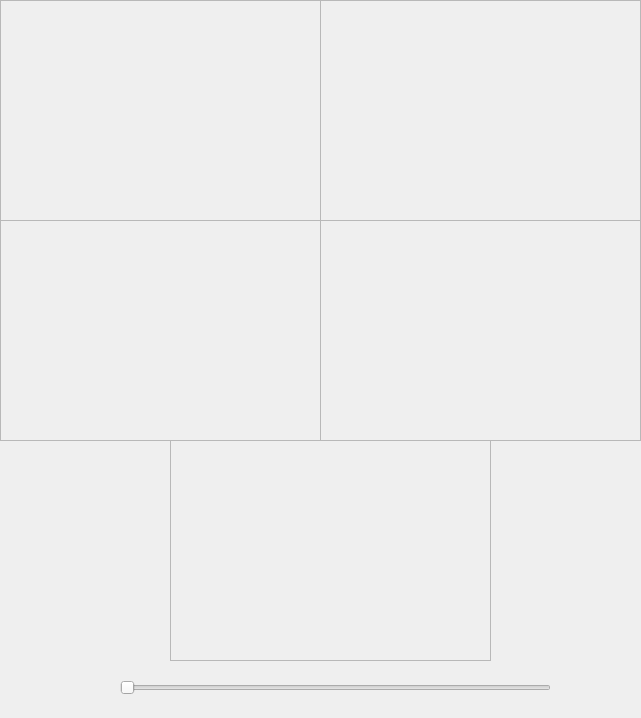
Fantasm4no/VisionxComputador, file filterswindow.ui: the form before one commit.
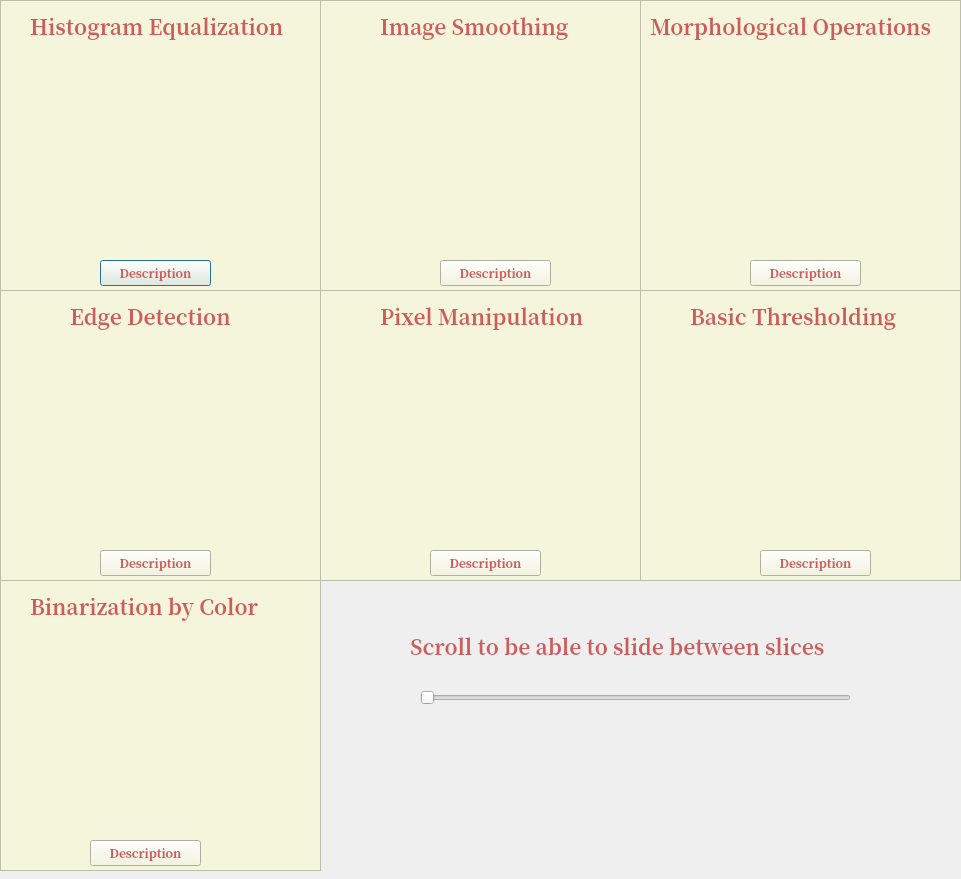
The form after the commit.

Diff of the .ui file:
```diff
--- a/filterswindow.ui
+++ b/filterswindow.ui
@@ -6,8 +6,8 @@
    <rect>
     <x>0</x>
     <y>0</y>
-    <width>641</width>
-    <height>718</height>
+    <width>961</width>
+    <height>879</height>
    </rect>
   </property>
   <property name="windowTitle">
@@ -19,9 +19,12 @@
      <x>0</x>
      <y>0</y>
      <width>321</width>
-     <height>221</height>
+     <height>291</height>
     </rect>
    </property>
+   <property name="styleSheet">
+    <string notr="true">background-color: rgb(245, 245, 220);</string>
+   </property>
    <property name="frameShape">
     <enum>QFrame::Shape::StyledPanel</enum>
    </property>
@@ -31,45 +34,67 @@
    <widget class="QLabel" name="imageLabelEH">
     <property name="geometry">
      <rect>
-      <x>70</x>
-      <y>10</y>
-      <width>201</width>
-      <height>201</height>
-     </rect>
-    </property>
-    <property name="text">
-     <string/>
-    </property>
-   </widget>
-  </widget>
-  <widget class="QFrame" name="DetBor">
-   <property name="geometry">
-    <rect>
-     <x>0</x>
-     <y>220</y>
-     <width>321</width>
-     <height>221</height>
-    </rect>
-   </property>
-   <property name="frameShape">
-    <enum>QFrame::Shape::StyledPanel</enum>
-   </property>
-   <property name="frameShadow">
-    <enum>QFrame::Shadow::Raised</enum>
-   </property>
-   <widget class="QLabel" name="imageLabelDB">
-    <property name="geometry">
-     <rect>
       <x>60</x>
-      <y>10</y>
+      <y>50</y>
       <width>201</width>
       <height>201</height>
      </rect>
     </property>
+    <property name="styleSheet">
+     <string notr="true"/>
+    </property>
     <property name="text">
      <string/>
     </property>
    </widget>
+   <widget class="QPushButton" name="DescHE">
+    <property name="geometry">
+     <rect>
+      <x>100</x>
+      <y>260</y>
+      <width>111</width>
+      <height>26</height>
+     </rect>
+    </property>
+    <property name="font">
+     <font>
+      <family>Noto Serif CJK JP</family>
+      <bold>true</bold>
+     </font>
+    </property>
+    <property name="styleSheet">
+     <string notr="true">color: rgb(205, 92, 92);</string>
+    </property>
+    <property name="text">
+     <string>Description</string>
+    </property>
+   </widget>
+   <widget class="QLabel" name="label">
+    <property name="geometry">
+     <rect>
+      <x>30</x>
+      <y>10</y>
+      <width>271</width>
+      <height>31</height>
+     </rect>
+    </property>
+    <property name="font">
+     <font>
+      <family>Noto Serif CJK JP</family>
+      <pointsize>16</pointsize>
+      <bold>true</bold>
+     </font>
+    </property>
+    <property name="layoutDirection">
+     <enum>Qt::LayoutDirection::RightToLeft</enum>
+    </property>
+    <property name="styleSheet">
+     <string notr="true">color: rgb(205, 92, 92);</string>
+    </property>
+    <property name="text">
+     <string>Histogram Equalization</string>
+    </property>
+   </widget>
   </widget>
   <widget class="QFrame" name="SuavImg">
    <property name="geometry">
@@ -77,9 +102,12 @@
      <x>320</x>
      <y>0</y>
      <width>321</width>
-     <height>221</height>
+     <height>291</height>
     </rect>
    </property>
+   <property name="styleSheet">
+    <string notr="true">background-color: rgb(245, 245, 220);</string>
+   </property>
    <property name="frameShape">
     <enum>QFrame::Shape::StyledPanel</enum>
    </property>
@@ -90,7 +118,7 @@
     <property name="geometry">
      <rect>
       <x>60</x>
-      <y>10</y>
+      <y>50</y>
       <width>201</width>
       <height>201</height>
      </rect>
@@ -99,16 +127,67 @@
      <string/>
     </property>
    </widget>
+   <widget class="QLabel" name="label_2">
+    <property name="geometry">
+     <rect>
+      <x>60</x>
+      <y>10</y>
+      <width>211</width>
+      <height>31</height>
+     </rect>
+    </property>
+    <property name="font">
+     <font>
+      <family>Noto Serif CJK JP</family>
+      <pointsize>16</pointsize>
+      <bold>true</bold>
+     </font>
+    </property>
+    <property name="layoutDirection">
+     <enum>Qt::LayoutDirection::RightToLeft</enum>
+    </property>
+    <property name="styleSheet">
+     <string notr="true">color: rgb(205, 92, 92);</string>
+    </property>
+    <property name="text">
+     <string>Image Smoothing</string>
+    </property>
+   </widget>
+   <widget class="QPushButton" name="DescIS">
+    <property name="geometry">
+     <rect>
+      <x>120</x>
+      <y>260</y>
+      <width>111</width>
+      <height>26</height>
+     </rect>
+    </property>
+    <property name="font">
+     <font>
+      <family>Noto Serif CJK JP</family>
+      <bold>true</bold>
+     </font>
+    </property>
+    <property name="styleSheet">
+     <string notr="true">color: rgb(205, 92, 92);</string>
+    </property>
+    <property name="text">
+     <string>Description</string>
+    </property>
+   </widget>
   </widget>
   <widget class="QFrame" name="ManPix">
    <property name="geometry">
     <rect>
      <x>320</x>
-     <y>220</y>
+     <y>290</y>
      <width>321</width>
-     <height>221</height>
+     <height>291</height>
     </rect>
    </property>
+   <property name="styleSheet">
+    <string notr="true">background-color: rgb(245, 245, 220);</string>
+   </property>
    <property name="frameShape">
     <enum>QFrame::Shape::StyledPanel</enum>
    </property>
@@ -119,7 +198,7 @@
     <property name="geometry">
      <rect>
       <x>60</x>
-      <y>10</y>
+      <y>50</y>
       <width>201</width>
       <height>201</height>
      </rect>
@@ -128,16 +207,67 @@
      <string/>
     </property>
    </widget>
+   <widget class="QLabel" name="label_5">
+    <property name="geometry">
+     <rect>
+      <x>60</x>
+      <y>10</y>
+      <width>221</width>
+      <height>31</height>
+     </rect>
+    </property>
+    <property name="font">
+     <font>
+      <family>Noto Serif CJK JP</family>
+      <pointsize>16</pointsize>
+      <bold>true</bold>
+     </font>
+    </property>
+    <property name="layoutDirection">
+     <enum>Qt::LayoutDirection::RightToLeft</enum>
+    </property>
+    <property name="styleSheet">
+     <string notr="true">color: rgb(205, 92, 92);</string>
+    </property>
+    <property name="text">
+     <string>Pixel Manipulation</string>
+    </property>
+   </widget>
+   <widget class="QPushButton" name="DescPM">
+    <property name="geometry">
+     <rect>
+      <x>110</x>
+      <y>260</y>
+      <width>111</width>
+      <height>26</height>
+     </rect>
+    </property>
+    <property name="font">
+     <font>
+      <family>Noto Serif CJK JP</family>
+      <bold>true</bold>
+     </font>
+    </property>
+    <property name="styleSheet">
+     <string notr="true">color: rgb(205, 92, 92);</string>
+    </property>
+    <property name="text">
+     <string>Description</string>
+    </property>
+   </widget>
   </widget>
   <widget class="QFrame" name="OperMorf">
    <property name="geometry">
     <rect>
-     <x>170</x>
-     <y>440</y>
+     <x>640</x>
+     <y>0</y>
      <width>321</width>
-     <height>221</height>
+     <height>291</height>
     </rect>
    </property>
+   <property name="styleSheet">
+    <string notr="true">background-color: rgb(245, 245, 220);</string>
+   </property>
    <property name="frameShape">
     <enum>QFrame::Shape::StyledPanel</enum>
    </property>
@@ -147,8 +277,8 @@
    <widget class="QLabel" name="imageLabelOM">
     <property name="geometry">
      <rect>
-      <x>60</x>
-      <y>10</y>
+      <x>50</x>
+      <y>50</y>
       <width>201</width>
       <height>201</height>
      </rect>
@@ -157,12 +287,60 @@
      <string/>
     </property>
    </widget>
+   <widget class="QLabel" name="label_3">
+    <property name="geometry">
+     <rect>
+      <x>10</x>
+      <y>10</y>
+      <width>301</width>
+      <height>31</height>
+     </rect>
+    </property>
+    <property name="font">
+     <font>
+      <family>Noto Serif CJK JP</family>
+      <pointsize>16</pointsize>
+      <bold>true</bold>
+     </font>
+    </property>
+    <property name="layoutDirection">
+     <enum>Qt::LayoutDirection::RightToLeft</enum>
+    </property>
+    <property name="styleSheet">
+     <string notr="true">color: rgb(205, 92, 92);</string>
+    </property>
+    <property name="text">
+     <string>Morphological Operations</string>
+    </property>
+   </widget>
+   <widget class="QPushButton" name="DescMO">
+    <property name="geometry">
+     <rect>
+      <x>110</x>
+      <y>260</y>
+      <width>111</width>
+      <height>26</height>
+     </rect>
+    </property>
+    <property name="font">
+     <font>
+      <family>Noto Serif CJK JP</family>
+      <bold>true</bold>
+     </font>
+    </property>
+    <property name="styleSheet">
+     <string notr="true">color: rgb(205, 92, 92);</string>
+    </property>
+    <property name="text">
+     <string>Description</string>
+    </property>
+   </widget>
   </widget>
   <widget class="QSlider" name="sliceSlider">
    <property name="geometry">
     <rect>
-     <x>120</x>
-     <y>680</y>
+     <x>420</x>
+     <y>690</y>
      <width>431</width>
      <height>16</height>
     </rect>
@@ -171,6 +349,288 @@
     <enum>Qt::Orientation::Horizontal</enum>
    </property>
   </widget>
+  <widget class="QFrame" name="UmbBas">
+   <property name="geometry">
+    <rect>
+     <x>640</x>
+     <y>290</y>
+     <width>321</width>
+     <height>291</height>
+    </rect>
+   </property>
+   <property name="styleSheet">
+    <string notr="true">background-color: rgb(245, 245, 220);</string>
+   </property>
+   <property name="frameShape">
+    <enum>QFrame::Shape::StyledPanel</enum>
+   </property>
+   <property name="frameShadow">
+    <enum>QFrame::Shadow::Raised</enum>
+   </property>
+   <widget class="QLabel" name="imageLabelUB">
+    <property name="geometry">
+     <rect>
+      <x>60</x>
+      <y>50</y>
+      <width>201</width>
+      <height>201</height>
+     </rect>
+    </property>
+    <property name="text">
+     <string/>
+    </property>
+   </widget>
+   <widget class="QLabel" name="label_6">
+    <property name="geometry">
+     <rect>
+      <x>50</x>
+      <y>10</y>
+      <width>231</width>
+      <height>31</height>
+     </rect>
+    </property>
+    <property name="font">
+     <font>
+      <family>Noto Serif CJK JP</family>
+      <pointsize>16</pointsize>
+      <bold>true</bold>
+     </font>
+    </property>
+    <property name="layoutDirection">
+     <enum>Qt::LayoutDirection::RightToLeft</enum>
+    </property>
+    <property name="styleSheet">
+     <string notr="true">color: rgb(205, 92, 92);</string>
+    </property>
+    <property name="text">
+     <string>Basic Thresholding</string>
+    </property>
+   </widget>
+   <widget class="QPushButton" name="DescBT">
+    <property name="geometry">
+     <rect>
+      <x>120</x>
+      <y>260</y>
+      <width>111</width>
+      <height>26</height>
+     </rect>
+    </property>
+    <property name="font">
+     <font>
+      <family>Noto Serif CJK JP</family>
+      <bold>true</bold>
+     </font>
+    </property>
+    <property name="styleSheet">
+     <string notr="true">color: rgb(205, 92, 92);</string>
+    </property>
+    <property name="text">
+     <string>Description</string>
+    </property>
+   </widget>
+  </widget>
+  <widget class="QFrame" name="DetBor">
+   <property name="geometry">
+    <rect>
+     <x>0</x>
+     <y>290</y>
+     <width>321</width>
+     <height>291</height>
+    </rect>
+   </property>
+   <property name="styleSheet">
+    <string notr="true">background-color: rgb(245, 245, 220);</string>
+   </property>
+   <property name="frameShape">
+    <enum>QFrame::Shape::StyledPanel</enum>
+   </property>
+   <property name="frameShadow">
+    <enum>QFrame::Shadow::Raised</enum>
+   </property>
+   <widget class="QLabel" name="imageLabelDB">
+    <property name="geometry">
+     <rect>
+      <x>60</x>
+      <y>50</y>
+      <width>201</width>
+      <height>201</height>
+     </rect>
+    </property>
+    <property name="text">
+     <string/>
+    </property>
+   </widget>
+   <widget class="QLabel" name="label_4">
+    <property name="geometry">
+     <rect>
+      <x>70</x>
+      <y>10</y>
+      <width>181</width>
+      <height>31</height>
+     </rect>
+    </property>
+    <property name="font">
+     <font>
+      <family>Noto Serif CJK JP</family>
+      <pointsize>16</pointsize>
+      <bold>true</bold>
+     </font>
+    </property>
+    <property name="layoutDirection">
+     <enum>Qt::LayoutDirection::RightToLeft</enum>
+    </property>
+    <property name="styleSheet">
+     <string notr="true">color: rgb(205, 92, 92);</string>
+    </property>
+    <property name="text">
+     <string>Edge Detection</string>
+    </property>
+   </widget>
+   <widget class="QPushButton" name="DescED">
+    <property name="geometry">
+     <rect>
+      <x>100</x>
+      <y>260</y>
+      <width>111</width>
+      <height>26</height>
+     </rect>
+    </property>
+    <property name="font">
+     <font>
+      <family>Noto Serif CJK JP</family>
+      <bold>true</bold>
+     </font>
+    </property>
+    <property name="styleSheet">
+     <string notr="true">color: rgb(205, 92, 92);</string>
+    </property>
+    <property name="text">
+     <string>Description</string>
+    </property>
+   </widget>
+  </widget>
+  <widget class="QFrame" name="BinRan">
+   <property name="geometry">
+    <rect>
+     <x>0</x>
+     <y>580</y>
+     <width>321</width>
+     <height>291</height>
+    </rect>
+   </property>
+   <property name="styleSheet">
+    <string notr="true">background-color: rgb(245, 245, 220);</string>
+   </property>
+   <property name="frameShape">
+    <enum>QFrame::Shape::StyledPanel</enum>
+   </property>
+   <property name="frameShadow">
+    <enum>QFrame::Shadow::Raised</enum>
+   </property>
+   <widget class="QLabel" name="imageLabelBR">
+    <property name="geometry">
+     <rect>
+      <x>50</x>
+      <y>50</y>
+      <width>201</width>
+      <height>201</height>
+     </rect>
+    </property>
+    <property name="text">
+     <string/>
+    </property>
+   </widget>
+   <widget class="QLabel" name="label_7">
+    <property name="geometry">
+     <rect>
+      <x>30</x>
+      <y>10</y>
+      <width>251</width>
+      <height>31</height>
+     </rect>
+    </property>
+    <property name="font">
+     <font>
+      <family>Noto Serif CJK JP</family>
+      <pointsize>16</pointsize>
+      <bold>true</bold>
+     </font>
+    </property>
+    <property name="layoutDirection">
+     <enum>Qt::LayoutDirection::RightToLeft</enum>
+    </property>
+    <property name="styleSheet">
+     <string notr="true">color: rgb(205, 92, 92);</string>
+    </property>
+    <property name="text">
+     <string>Binarization by Color</string>
+    </property>
+   </widget>
+   <widget class="QPushButton" name="DescBC">
+    <property name="geometry">
+     <rect>
+      <x>90</x>
+      <y>260</y>
+      <width>111</width>
+      <height>26</height>
+     </rect>
+    </property>
+    <property name="font">
+     <font>
+      <family>Noto Serif CJK JP</family>
+      <bold>true</bold>
+     </font>
+    </property>
+    <property name="styleSheet">
+     <string notr="true">color: rgb(205, 92, 92);</string>
+    </property>
+    <property name="text">
+     <string>Description</string>
+    </property>
+   </widget>
+  </widget>
+  <widget class="QLabel" name="label_8">
+   <property name="geometry">
+    <rect>
+     <x>410</x>
+     <y>630</y>
+     <width>451</width>
+     <height>31</height>
+    </rect>
+   </property>
+   <property name="font">
+    <font>
+     <family>Noto Serif CJK JP</family>
+     <pointsize>16</pointsize>
+     <bold>true</bold>
+    </font>
+   </property>
+   <property name="layoutDirection">
+    <enum>Qt::LayoutDirection::RightToLeft</enum>
+   </property>
+   <property name="styleSheet">
+    <string notr="true">color: rgb(205, 92, 92);</string>
+   </property>
+   <property name="text">
+    <string>Scroll to be able to slide between slices</string>
+   </property>
+  </widget>
+  <widget class="QLabel" name="labelUPS">
+   <property name="geometry">
+    <rect>
+     <x>360</x>
+     <y>740</y>
+     <width>571</width>
+     <height>121</height>
+    </rect>
+   </property>
+   <property name="text">
+    <string/>
+   </property>
+   <property name="alignment">
+    <set>Qt::AlignmentFlag::AlignCenter</set>
+   </property>
+  </widget>
  </widget>
  <resources/>
  <connections/>
```
